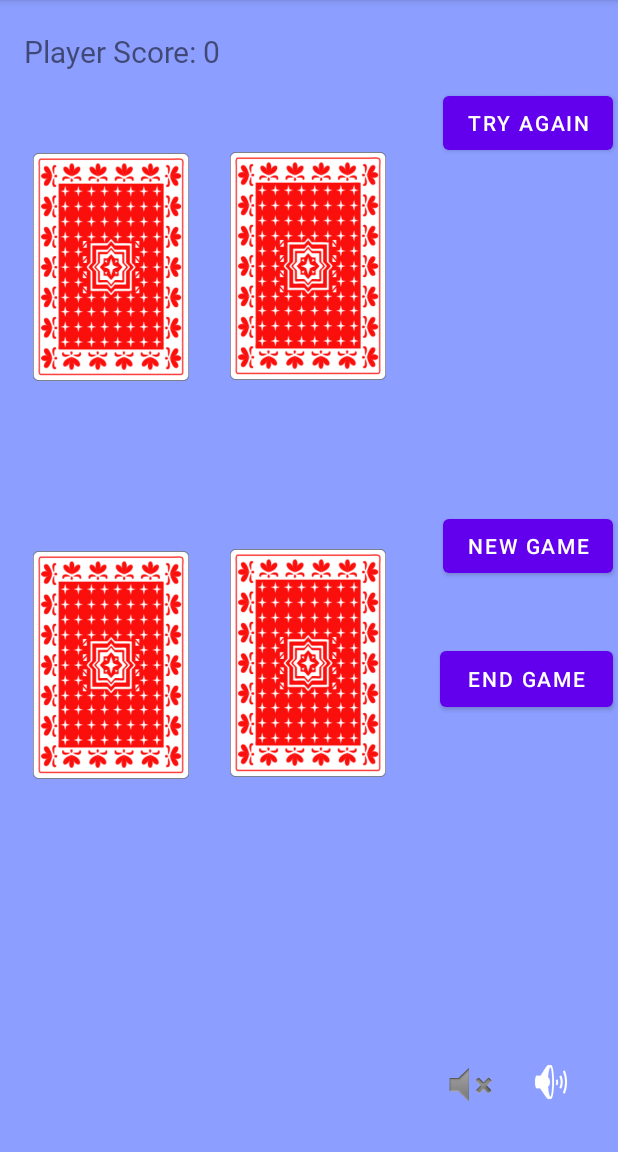
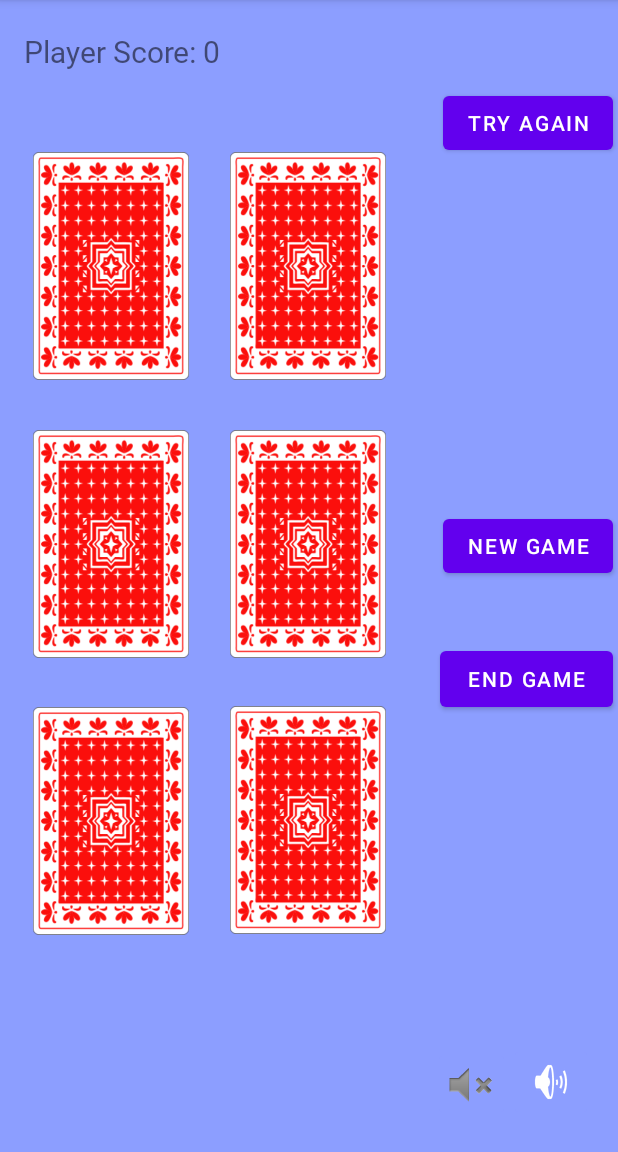
Before and after one commit to CS2450-Group/Concentration-Game, an Android app: the Game6Screen screen opened directly, with no data from a screen before it, after a tap on "TRY AGAIN", on a phone screen of 412 x 824 dp, the part 84-1236 px from its top. Run offline under Robolectric (Android 15) with nearby library versions, the phone set to English and light mode, and no system bars; Roboto replaces fonts that are not available here; 3 other taps on this screen came first.

Commit message:
working on game6screen, having some problems with ending the game

```diff
--- a/app/src/main/java/cs2450/TeamStorm/com/Game4Screen.java
+++ b/app/src/main/java/cs2450/TeamStorm/com/Game6Screen.java
@@ -28,18 +28,18 @@ import java.util.Arrays;
 import java.util.Collections;
 import java.util.StringTokenizer;
 
-public class Game4Screen extends AppCompatActivity {
+public class Game6Screen extends AppCompatActivity {
     // Audio player object to play background music
     private static MediaPlayer player;
 
-    ImageView iv1, iv2, iv3, iv4;
+    ImageView iv11, iv12, iv21, iv22, iv31, iv32;
 
     TextView p1Text;
 
-    Integer[] cardsArray = {101, 102, 201, 202};
+    Integer[] cardsArray = {100, 101, 102, 200, 201, 202};
     String[][] scores = new String[9][6];
 
-    int image1, image2, image3, image4;
+    int image10, image11, image12, image20, image21, image22;
 
     int firstCard, secondCard;
     int clickedFirst, clickedSecond;
@@ -49,7 +49,7 @@ public class Game4Screen extends AppCompatActivity {
     @Override
     protected void onCreate(Bundle savedInstanceState) {
         super.onCreate(savedInstanceState);
-        setContentView(R.layout.activity_game4_screen);
+        setContentView(R.layout.activity_game6_screen);
 
         // set MediaPlayer
         player = MainActivity.getPlayer();
@@ -83,15 +83,19 @@ public class Game4Screen extends AppCompatActivity {
         tryAgain.setOnClickListener(new View.OnClickListener(){
             @Override
             public void onClick(View v) {
-                iv1.setImageResource(R.drawable.card);
-                iv2.setImageResource(R.drawable.card);
-                iv3.setImageResource(R.drawable.card);
-                iv4.setImageResource(R.drawable.card);
+                iv11.setImageResource(R.drawable.card);
+                iv12.setImageResource(R.drawable.card);
+                iv21.setImageResource(R.drawable.card);
+                iv22.setImageResource(R.drawable.card);
+                iv31.setImageResource(R.drawable.card);
+                iv32.setImageResource(R.drawable.card);
 
-                iv1.setEnabled(true);
-                iv2.setEnabled(true);
-                iv3.setEnabled(true);
-                iv4.setEnabled(true);
+                iv11.setEnabled(true);
+                iv12.setEnabled(true);
+                iv21.setEnabled(true);
+                iv22.setEnabled(true);
+                iv31.setEnabled(true);
+                iv32.setEnabled(true);
 
                 if(playerPoints > 0){
                     playerPoints--;
@@ -102,68 +106,94 @@ public class Game4Screen extends AppCompatActivity {
 
         p1Text = (TextView) findViewById(R.id.pointsText);
 
-        iv1 = (ImageView) findViewById(R.id.imageView);
-        iv2 = (ImageView) findViewById(R.id.imageView2);
-        iv3 = (ImageView) findViewById(R.id.imageView3);
-        iv4 = (ImageView) findViewById(R.id.imageView4);
+        iv11 = (ImageView) findViewById(R.id.imageView);
+        iv12 = (ImageView) findViewById(R.id.imageView2);
+        iv21 = (ImageView) findViewById(R.id.imageView3);
+        iv22 = (ImageView) findViewById(R.id.imageView4);
+        iv31 = (ImageView) findViewById(R.id.imageView5);
+        iv32 = (ImageView) findViewById(R.id.imageView6);
 
-        iv1.setTag("0");
-        iv2.setTag("1");
-        iv3.setTag("2");
-        iv4.setTag("3");
+
+        iv11.setTag("0");
+        iv12.setTag("1");
+        iv21.setTag("2");
+        iv22.setTag("3");
+        iv31.setTag("4");
+        iv32.setTag("5");
 
         //set images to image variables
         frontOfCards();
 
         Collections.shuffle(Arrays.asList(cardsArray));
 
-        iv1.setOnClickListener(new View.OnClickListener(){
+        iv11.setOnClickListener(new View.OnClickListener(){
             @Override
             public void onClick(View view){
                 int theCard = Integer.parseInt((String) view.getTag());
-                setImageAndCheck(iv1, theCard);
+                setImageAndCheck(iv11, theCard);
             }
         });
 
-        iv2.setOnClickListener(new View.OnClickListener(){
+        iv12.setOnClickListener(new View.OnClickListener(){
             @Override
             public void onClick(View view){
                 int theCard = Integer.parseInt((String) view.getTag());
-                setImageAndCheck(iv2, theCard);
+                setImageAndCheck(iv12, theCard);
             }
         });
 
-        iv3.setOnClickListener(new View.OnClickListener(){
+        iv21.setOnClickListener(new View.OnClickListener(){
             @Override
             public void onClick(View view){
                 int theCard = Integer.parseInt((String) view.getTag());
-                setImageAndCheck(iv3, theCard);
+                setImageAndCheck(iv21, theCard);
             }
         });
 
-        iv4.setOnClickListener(new View.OnClickListener(){
+        iv22.setOnClickListener(new View.OnClickListener(){
             @Override
             public void onClick(View view){
                 int theCard = Integer.parseInt((String) view.getTag());
-                setImageAndCheck(iv4, theCard);
+                setImageAndCheck(iv22, theCard);
             }
         });
 
+        iv31.setOnClickListener(new View.OnClickListener(){
+            @Override
+            public void onClick(View view){
+                int theCard = Integer.parseInt((String) view.getTag());
+                setImageAndCheck(iv31, theCard);
+            }
+        });
+
+        iv32.setOnClickListener(new View.OnClickListener(){
+            @Override
+            public void onClick(View view){
+                int theCard = Integer.parseInt((String) view.getTag());
+                setImageAndCheck(iv32, theCard);
+            }
+        });
     }
 
     private void setImageAndCheck(ImageView iv, int card){
         //set images to imageview
-        if(cardsArray[card] == 101) {
-            iv.setImageResource(image1);
+        if(cardsArray[card] == 100) {
+            iv.setImageResource(image10);
+        }
+        else if(cardsArray[card] == 101){
+            iv.setImageResource(image11);
         }
         else if(cardsArray[card] == 102){
-            iv.setImageResource(image2);
+            iv.setImageResource(image12);
+        }
+        else if(cardsArray[card] == 200){
+            iv.setImageResource(image20);
         }
         else if(cardsArray[card] == 201){
-            iv.setImageResource(image3);
+            iv.setImageResource(image21);
         }
         else if(cardsArray[card] == 202){
-            iv.setImageResource(image4);
+            iv.setImageResource(image22);
         }
         //check selected image
         if(cardNumber == 1){
@@ -183,10 +213,12 @@ public class Game4Screen extends AppCompatActivity {
             cardNumber = 1;
             clickedSecond = card;
 
-            iv1.setEnabled(false);
-            iv2.setEnabled(false);
-            iv3.setEnabled(false);
-            iv4.setEnabled(false);
+            iv11.setEnabled(false);
+            iv12.setEnabled(false);
+            iv21.setEnabled(false);
+            iv22.setEnabled(false);
+            iv31.setEnabled(false);
+            iv32.setEnabled(false);
 
             Handler handler = new Handler();
             handler.postDelayed(new Runnable() {
@@ -198,47 +230,61 @@ public class Game4Screen extends AppCompatActivity {
         }
     }
 
-    private void check(){
-        if(firstCard == secondCard){
-            if(clickedFirst == 0){
-                iv1.setVisibility(View.INVISIBLE);
-            } else if(clickedFirst == 1){
-                iv2.setVisibility(View.INVISIBLE);
-            }else if(clickedFirst == 2){
-                iv3.setVisibility(View.INVISIBLE);
-            }else if(clickedFirst == 3){
-                iv4.setVisibility(View.INVISIBLE);
+    private void check() {
+        if (firstCard == secondCard) {
+            if (clickedFirst == 0) {
+                iv11.setVisibility(View.INVISIBLE);
+            } else if (clickedFirst == 1) {
+                iv12.setVisibility(View.INVISIBLE);
+            } else if (clickedFirst == 2) {
+                iv21.setVisibility(View.INVISIBLE);
+            } else if (clickedFirst == 3) {
+                iv22.setVisibility(View.INVISIBLE);
+            } else if (clickedFirst == 4) {
+                iv31.setVisibility(View.INVISIBLE);
+            } else if (clickedFirst == 5) {
+                iv32.setVisibility(View.INVISIBLE);
             }
 
-            if(clickedSecond == 0){
-                iv1.setVisibility(View.INVISIBLE);
-            } else if(clickedSecond == 1){
-                iv2.setVisibility(View.INVISIBLE);
-            }else if(clickedSecond == 2){
-                iv3.setVisibility(View.INVISIBLE);
-            }else if(clickedSecond == 3){
-                iv4.setVisibility(View.INVISIBLE);
+            if (clickedSecond == 0) {
+                iv11.setVisibility(View.INVISIBLE);
+            } else if (clickedSecond == 1) {
+                iv12.setVisibility(View.INVISIBLE);
+            } else if (clickedSecond == 2) {
+                iv21.setVisibility(View.INVISIBLE);
+            } else if (clickedSecond == 3) {
+                iv22.setVisibility(View.INVISIBLE);
+            } else if (clickedSecond == 4) {
+                iv31.setVisibility(View.INVISIBLE);
+            } else if (clickedSecond == 5) {
+                iv32.setVisibility(View.INVISIBLE);
             }
 
             playerPoints++;
             p1Text.setText("Player points: " + playerPoints);
-            iv1.setEnabled(true);
-            iv2.setEnabled(true);
-            iv3.setEnabled(true);
-            iv4.setEnabled(true);
+            iv11.setEnabled(true);
+            iv12.setEnabled(true);
+            iv21.setEnabled(true);
+            iv22.setEnabled(true);
+            iv31.setEnabled(true);
+            iv32.setEnabled(true);
+
+
         }
         gameOver();
     }
 
-    private void gameOver(){
-        if(iv1.getVisibility() == View.INVISIBLE &&
-                iv2.getVisibility() == View.INVISIBLE &&
-                iv3.getVisibility() == View.INVISIBLE &&
-                iv4.getVisibility() == View.INVISIBLE) {
+    private void gameOver () {
+        if (iv11.getVisibility() == View.INVISIBLE &&
+                iv12.getVisibility() == View.INVISIBLE &&
+                iv21.getVisibility() == View.INVISIBLE &&
+                iv22.getVisibility() == View.INVISIBLE &&
+                iv31.getVisibility() == View.INVISIBLE &&
+                iv32.getVisibility() == View.INVISIBLE) {
             loadHighScores();
-            if(checkHighScore() == false) {
+            if (checkHighScore() == false) {
                 //Toast.makeText(getActivity(), "Game Over", Toast.LENGTH_SHORT).show();
-                AlertDialog.Builder alertDialogBuilder = new AlertDialog.Builder(Game4Screen.this);
+                AlertDialog.Builder alertDialogBuilder = new AlertDialog.Builder(Game6Screen.this);
                 alertDialogBuilder
                         .setMessage("GAME OVER!\nPlayer Points: " + playerPoints)
                         .setCancelable(false)
@@ -258,17 +304,16 @@ public class Game4Screen extends AppCompatActivity {
                         });
                 AlertDialog alertDialog = alertDialogBuilder.create();
                 alertDialog.show();
-            }
-            else{
-                AlertDialog.Builder alertDialogBuilder = new AlertDialog.Builder(Game4Screen.this);
+            } else {
+                AlertDialog.Builder alertDialogBuilder = new AlertDialog.Builder(Game6Screen.this);
                 alertDialogBuilder
                         .setTitle("NEW HIGH SCORE!\nPlayer Points: " + playerPoints)
                         .setMessage("Enter Name to save High Score:")
                         .setCancelable(false);
 
-                final EditText nameInput = new EditText(Game4Screen.this);
+                final EditText nameInput = new EditText(Game6Screen.this);
                 int maxLength = 8;
-                nameInput.setFilters(new InputFilter[] {new InputFilter.LengthFilter(maxLength)});
+                nameInput.setFilters(new InputFilter[]{new InputFilter.LengthFilter(maxLength)});
                 alertDialogBuilder.setView(nameInput);
 
                 alertDialogBuilder.setPositiveButton("SAVE", new DialogInterface.OnClickListener() {
@@ -292,10 +337,12 @@ public class Game4Screen extends AppCompatActivity {
     }
 
     private void frontOfCards(){
-        image1 = R.drawable.rain;
-        image2 = R.drawable.sun;
-        image3 = R.drawable.tworain;
-        image4 = R.drawable.twosun;
+        image10 = R.drawable.rain;
+        image11 = R.drawable.sun;
+        image12 = R.drawable.cloudy;
+        image20 = R.drawable.tworain;
+        image21 = R.drawable.twosun;
+        image22 = R.drawable.twocloudy;
     }
 
     //reads file and copies the scores to 2d array. creates file if it doesn't exist
@@ -321,7 +368,7 @@ public class Game4Screen extends AppCompatActivity {
                 reader.close();
             }
             catch (IOException e) {
-                Toast.makeText(Game4Screen.this, e.getMessage(), Toast.LENGTH_SHORT).show();
+                Toast.makeText(Game6Screen.this, e.getMessage(), Toast.LENGTH_SHORT).show();
             }
         }
         //if no file exists, create one and call method again
@@ -354,7 +401,7 @@ public class Game4Screen extends AppCompatActivity {
                 loadHighScores();
             }
             catch (IOException e){
-                Toast.makeText(Game4Screen.this, e.getMessage(), Toast.LENGTH_SHORT).show();
+                Toast.makeText(Game6Screen.this, e.getMessage(), Toast.LENGTH_SHORT).show();
             }
         }
     }
@@ -469,7 +516,7 @@ public class Game4Screen extends AppCompatActivity {
             outputFile.close();
         }
         catch (IOException e){
-            Toast.makeText(Game4Screen.this, e.getMessage(), Toast.LENGTH_SHORT).show();
+            Toast.makeText(Game6Screen.this, e.getMessage(), Toast.LENGTH_SHORT).show();
         }
     }
 }
--- a/app/src/main/res/layout/activity_game6_screen.xml
+++ b/app/src/main/res/layout/activity_game6_screen.xml
@@ -5,7 +5,69 @@
     android:layout_width="match_parent"
     android:layout_height="match_parent"
     android:background="#8C9EFF"
-    tools:context=".GameScreen">
+    tools:context=".Game6Screen">
+
+    <ImageView
+        android:id="@+id/imageView6"
+        android:layout_width="116dp"
+        android:layout_height="152dp"
+        app:layout_constraintBottom_toBottomOf="parent"
+        app:layout_constraintEnd_toEndOf="parent"
+        app:layout_constraintHorizontal_bias="0.498"
+        app:layout_constraintStart_toStartOf="parent"
+        app:layout_constraintTop_toTopOf="parent"
+        app:layout_constraintVertical_bias="0.764"
+        app:srcCompat="@drawable/card" />
+
+    <ImageView
+        android:id="@+id/imageView4"
+        android:layout_width="116dp"
+        android:layout_height="152dp"
+        app:layout_constraintBottom_toBottomOf="parent"
+        app:layout_constraintEnd_toEndOf="parent"
+        app:layout_constraintHorizontal_bias="0.498"
+        app:layout_constraintStart_toStartOf="parent"
+        app:layout_constraintTop_toTopOf="parent"
+        app:layout_constraintVertical_bias="0.465"
+        app:srcCompat="@drawable/card" />
+
+    <ImageView
+        android:id="@+id/imageView5"
+        android:layout_width="116dp"
+        android:layout_height="152dp"
+        app:layout_constraintBottom_toBottomOf="parent"
+        app:layout_constraintEnd_toEndOf="parent"
+        app:layout_constraintHorizontal_bias="0.054"
+        app:layout_constraintStart_toStartOf="parent"
+        app:layout_constraintTop_toTopOf="parent"
+        app:layout_constraintVertical_bias="0.765"
+        app:srcCompat="@drawable/card" />
+
+    <ImageView
+        android:id="@+id/imageView3"
+        android:layout_width="116dp"
+        android:layout_height="152dp"
+        app:layout_constraintBottom_toBottomOf="parent"
+        app:layout_constraintEnd_toEndOf="parent"
+        app:layout_constraintHorizontal_bias="0.054"
+        app:layout_constraintStart_toStartOf="parent"
+        app:layout_constraintTop_toTopOf="parent"
+        app:layout_constraintVertical_bias="0.465"
+        app:srcCompat="@drawable/card" />
+
+    <Button
+        android:id="@+id/newGameButton2"
+        android:layout_width="wrap_content"
+        android:layout_height="wrap_content"
+        android:text="@string/new_game"
+        android:textSize="14sp"
+        app:layout_constraintBottom_toBottomOf="parent"
+        app:layout_constraintEnd_toEndOf="parent"
+        app:layout_constraintHorizontal_bias="0.989"
+        app:layout_constraintStart_toStartOf="parent"
+        app:layout_constraintTop_toTopOf="parent"
+        app:layout_constraintVertical_bias="0.472"
+        tools:ignore="TextContrastCheck" />
 
     <ImageButton
         android:id="@+id/gameunmutebutton"
@@ -50,20 +112,6 @@
         app:layout_constraintVertical_bias="0.081"
         tools:ignore="TextContrastCheck" />
 
-    <Button
-        android:id="@+id/newGameButton2"
-        android:layout_width="wrap_content"
-        android:layout_height="wrap_content"
-        android:text="@string/new_game"
-        android:textSize="14sp"
-        app:layout_constraintBottom_toBottomOf="parent"
-        app:layout_constraintEnd_toEndOf="parent"
-        app:layout_constraintHorizontal_bias="0.989"
-        app:layout_constraintStart_toStartOf="parent"
-        app:layout_constraintTop_toTopOf="parent"
-        app:layout_constraintVertical_bias="0.472"
-        tools:ignore="TextContrastCheck" />
-
     <ImageButton
         android:id="@+id/gameMusicButton"
         android:layout_width="wrap_content"
@@ -79,4 +127,42 @@
         app:srcCompat="@android:drawable/ic_lock_silent_mode_off"
         tools:ignore="ImageContrastCheck" />
 
+    <ImageView
+        android:id="@+id/imageView"
+        android:layout_width="116dp"
+        android:layout_height="152dp"
+        app:layout_constraintBottom_toBottomOf="parent"
+        app:layout_constraintEnd_toEndOf="parent"
+        app:layout_constraintHorizontal_bias="0.054"
+        app:layout_constraintStart_toStartOf="parent"
+        app:layout_constraintTop_toTopOf="parent"
+        app:layout_constraintVertical_bias="0.165"
+        app:srcCompat="@drawable/card" />
+
+    <ImageView
+        android:id="@+id/imageView2"
+        android:layout_width="116dp"
+        android:layout_height="152dp"
+        app:layout_constraintBottom_toBottomOf="parent"
+        app:layout_constraintEnd_toEndOf="parent"
+        app:layout_constraintHorizontal_bias="0.498"
+        app:layout_constraintStart_toStartOf="parent"
+        app:layout_constraintTop_toTopOf="parent"
+        app:layout_constraintVertical_bias="0.164"
+        app:srcCompat="@drawable/card" />
+
+    <TextView
+        android:id="@+id/pointsText"
+        android:layout_width="235dp"
+        android:layout_height="35dp"
+        android:fontFamily="@font/stick"
+        android:text="Player Score: 0"
+        android:textSize="20sp"
+        app:layout_constraintBottom_toBottomOf="parent"
+        app:layout_constraintEnd_toEndOf="parent"
+        app:layout_constraintHorizontal_bias="0.09"
+        app:layout_constraintStart_toStartOf="parent"
+        app:layout_constraintTop_toTopOf="parent"
+        app:layout_constraintVertical_bias="0.028" />
+
 </androidx.constraintlayout.widget.ConstraintLayout>
```
Also changed, not shown: app/src/main/AndroidManifest.xml (+7 -0 lines), app/src/main/java/cs2450/TeamStorm/com/GameScreen.java (+2 -8 lines). Lines whose indentation alone changed are shown as unchanged.
